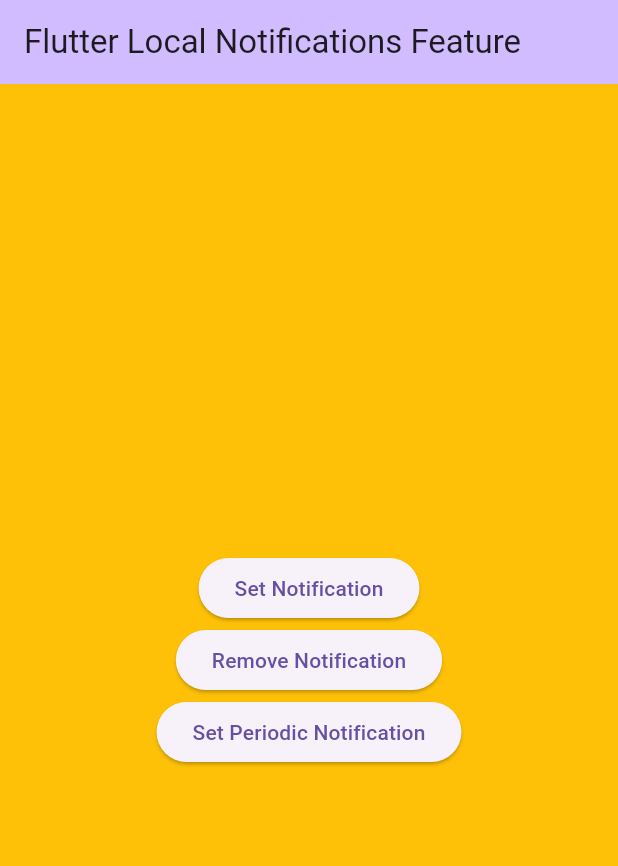
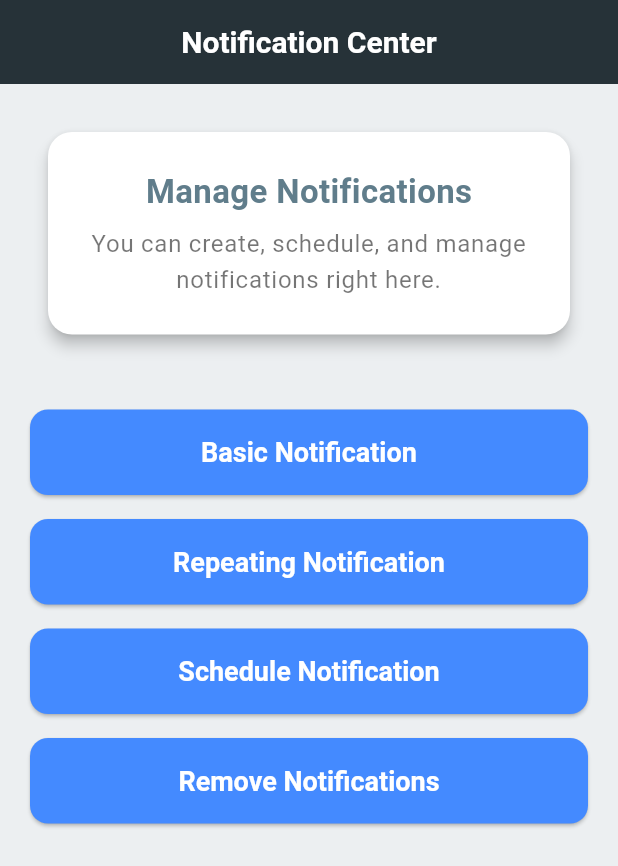
Before and after one commit to mahmoodhamdi/Flutter-Local-Notifications-Integration-Guide, a Flutter app: the screen it shows after launch, on a phone screen of 412 x 824 dp. Shown: the top 866 px of the screen. Run offline on Flutter 3.47's test engine with Material 3 defaults, Android fonts, the phone set to English and light mode, and no system bars; our stand-ins replace flutter_local_notifications, timezone.

```diff
--- a/analysis_options.yaml
+++ b/analysis_options.yaml
@@ -7,6 +7,9 @@
 
 # The following line activates a set of recommended lints for Flutter apps,
 # packages, and plugins designed to encourage good coding practices.
+analyzer:
+  errors:
+    use_build_context_synchronously: ignore
 include: package:flutter_lints/flutter.yaml
 
 linter:
--- /dev/null
+++ b/lib/home_page.dart
@@ -0,0 +1,161 @@
+import 'dart:math';
+
+import 'package:flutter/material.dart';
+import 'package:flutter_local_notifications_feature/helpers/notification_helper.dart';
+import 'package:flutter_local_notifications_feature/helpers/show_snack_bar_helper.dart';
+import 'package:flutter_local_notifications_feature/widgets/notification_button.dart';
+
+class MyHomePage extends StatefulWidget {
+  const MyHomePage({super.key});
+
+  @override
+  State<MyHomePage> createState() => _MyHomePageState();
+}
+
+class _MyHomePageState extends State<MyHomePage> {
+  // Utility method to display a SnackBar with a message
+
+  // Method to handle scheduling a notification with date and time pickers
+  Future<void> _scheduleNotification() async {
+    DateTime? pickedDate = await showDatePicker(
+      context: context,
+      firstDate: DateTime.now(),
+      lastDate: DateTime(DateTime.now().year + 300),
+      initialDate: DateTime.now(),
+    );
+
+    if (pickedDate != null) {
+      TimeOfDay? pickedTime = await showTimePicker(
+        context: context,
+        initialTime: TimeOfDay.now(),
+      );
+
+      if (pickedTime != null) {
+        DateTime scheduledDateTime = DateTime(
+          pickedDate.year,
+          pickedDate.month,
+          pickedDate.day,
+          pickedTime.hour,
+          pickedTime.minute,
+        );
+
+        int secondsUntilNotification =
+            scheduledDateTime.difference(DateTime.now()).inSeconds;
+
+        if (secondsUntilNotification > 0) {
+          NotificationHelper.showScheduleNotification(
+            delay: Duration(seconds: secondsUntilNotification),
+            id: Random().nextInt(4294967),
+            title: "Scheduled Notification",
+            body: "This is a scheduled notification",
+          );
+          showSnackBar(
+              context: context,
+              message: "Notification set for $scheduledDateTime");
+        } else {
+          showSnackBar(
+              context: context,
+              message:
+                  "The selected time is in the past. Please choose a future time.");
+        }
+      } else {
+        showSnackBar(context: context, message: "No time selected.");
+      }
+    } else {
+      showSnackBar(context: context, message: "No date selected.");
+    }
+  }
+
+  @override
+  Widget build(BuildContext context) {
+    return Scaffold(
+      backgroundColor: Colors.blueGrey[50],
+      appBar: AppBar(
+        backgroundColor: Colors.blueGrey[900],
+        title: const Text(
+          'Notification Center',
+          style: TextStyle(fontWeight: FontWeight.bold),
+        ),
+        centerTitle: true,
+        elevation: 0,
+      ),
+      body: SingleChildScrollView(
+        child: Padding(
+          padding: const EdgeInsets.all(20.0),
+          child: Column(
+            mainAxisAlignment: MainAxisAlignment.center,
+            children: [
+              // Header Card
+              Card(
+                color: Colors.white,
+                shape: RoundedRectangleBorder(
+                  borderRadius: BorderRadius.circular(16),
+                ),
+                elevation: 4,
+                child: Padding(
+                  padding: const EdgeInsets.all(24.0),
+                  child: Column(
+                    children: [
+                      const Text(
+                        "Manage Notifications",
+                        style: TextStyle(
+                          fontSize: 22,
+                          fontWeight: FontWeight.bold,
+                          color: Colors.blueGrey,
+                        ),
+                      ),
+                      const SizedBox(height: 8),
+                      Text(
+                        "You can create, schedule, and manage notifications right here.",
+                        textAlign: TextAlign.center,
+                        style: Theme.of(context).textTheme.bodyLarge,
+                      ),
+                    ],
+                  ),
+                ),
+              ),
+              const SizedBox(height: 30),
+              // Notification buttons
+              NotificationButton(
+                label: "Basic Notification",
+                onPressed: () {
+                  NotificationHelper.showBasicNotification(
+                    id: Random().nextInt(429496),
+                    title: "Basic Notification",
+                    body: "This is a basic notification",
+                  );
+                  showSnackBar(
+                      context: context, message: "Basic notification shown");
+                },
+              ),
+              NotificationButton(
+                label: "Repeating Notification",
+                onPressed: () {
+                  NotificationHelper.showRepeatingNotification(
+                    id: Random().nextInt(4294967),
+                    title: "Repeating Notification",
+                    body: "This is a repeating notification",
+                  );
+                  showSnackBar(
+                      context: context, message: "Repeating notification set");
+                },
+              ),
+              NotificationButton(
+                label: "Schedule Notification",
+                onPressed: _scheduleNotification,
+              ),
+              NotificationButton(
+                label: "Remove Notifications",
+                onPressed: () {
+                  NotificationHelper.cancelAllNotifications();
+                  showSnackBar(
+                      context: context, message: "All notifications canceled");
+                },
+              ),
+            ],
+          ),
+        ),
+      ),
+    );
+  }
+}
--- a/lib/main.dart
+++ b/lib/main.dart
@@ -1,6 +1,7 @@
 import 'package:flutter/material.dart';
-import 'package:flutter_local_notifications/flutter_local_notifications.dart';
-import 'package:flutter_local_notifications_feature/notification_helper.dart';
+import 'package:flutter_local_notifications_feature/helpers/notification_helper.dart';
+import 'package:flutter_local_notifications_feature/home_page.dart';
+import 'package:flutter_local_notifications_feature/theme/theme.dart';
 
 void main() async {
   WidgetsFlutterBinding.ensureInitialized();
@@ -13,64 +14,14 @@
 
   @override
   Widget build(BuildContext context) {
-    return const MaterialApp(
+    return MaterialApp(
+      theme: AppThemes.lightTheme, // Apply light theme here
+      darkTheme: AppThemes.darkTheme, // Apply dark theme (optional)
+      themeMode: ThemeMode
+          .system, // Choose ThemeMode.light, ThemeMode.dark, or ThemeMode.system
+
       title: 'Flutter Local Notifications Feature',
-      home: MyHomePage(title: 'Flutter Local Notifications Feature'),
+      home: const MyHomePage(),
     );
   }
 }
-
-class MyHomePage extends StatefulWidget {
-  const MyHomePage({super.key, required this.title});
-  final String title;
-
-  @override
-  State<MyHomePage> createState() => _MyHomePageState();
-}
-
-class _MyHomePageState extends State<MyHomePage> {
-  @override
-  Widget build(BuildContext context) {
-    return Scaffold(
-      backgroundColor: Colors.amber,
-      appBar: AppBar(
-        backgroundColor: Theme.of(context).colorScheme.inversePrimary,
-        title: Text(widget.title),
-      ),
-      body: Center(
-        child: Column(
-          mainAxisAlignment: MainAxisAlignment.center,
-          children: <Widget>[
-            ElevatedButton(
-              onPressed: () {
-                NotificationHelper.scheduleNotification(
-                  title: "Notification",
-                  body: "my app Notification",
-                 seconds: 2,
-                );
-              },
-              child: const Text("Set Notification"),
-            ),
-            ElevatedButton(
-              onPressed: () {
-                NotificationHelper().cancelAllNotifications();
-              },
-              child: const Text("Remove Notification"),
-            ),
-            ElevatedButton(
-              onPressed: () {
-                NotificationHelper.schedulePeriodicNotification(
-                  title: "Periodic Notification",
-                  body: "my app Periodic Notification",
-                  repeatInterval: RepeatInterval.everyMinute,
-
-                );
-              },
-              child: const Text("Set Periodic Notification"),
-            ),
-          ],
-        ),
-      ),
-    );
-  }
-}
--- a/lib/notification_helper.dart
+++ /dev/null
@@ -1,73 +0,0 @@
-import 'package:flutter_local_notifications/flutter_local_notifications.dart';
-import 'package:timezone/data/latest_all.dart' as tz;
-import 'package:timezone/timezone.dart' as tz;
-
-class NotificationHelper {
-  static final _notification = FlutterLocalNotificationsPlugin();
-
-  static init() async {
-    await _notification.initialize(const InitializationSettings(
-      android: AndroidInitializationSettings("@mipmap/ic_launcher"),
-    ));
-    tz.initializeTimeZones();
-  }
-
-  static scheduleNotification(
-      {required String title,
-      required String body,
-      int seconds = 0,
-      int minutes = 0,
-      int hours = 0,
-      int days = 0,
-      int weeks = 0}) async {
-    var androidDetails = const AndroidNotificationDetails(
-      "important_notification",
-      "My Channel",
-      importance: Importance.max,
-      priority: Priority.high,
-    );
-    var notificationDetails = NotificationDetails(android: androidDetails);
-    await _notification.zonedSchedule(
-      0,
-      title,
-      body,
-      tz.TZDateTime.now(tz.local).add(Duration(
-        seconds: seconds +
-          (  minutes * 60) +
-           ( hours * 60 * 60) +
-           ( days * 60 * 60 * 24) +
-           ( weeks * 60 * 60 * 24 * 7),
-      )),
-      notificationDetails,
-      uiLocalNotificationDateInterpretation:
-          UILocalNotificationDateInterpretation.absoluteTime,
-      androidScheduleMode: AndroidScheduleMode.exactAllowWhileIdle,
-    );
-  }
-
-  static schedulePeriodicNotification({
-    required String title,
-    required String body,
-    required RepeatInterval repeatInterval,
-  }) async {
-    var androidDetails = const AndroidNotificationDetails(
-      "important_periodic_notification",
-      "My Periodic Channel",
-      importance: Importance.max,
-      priority: Priority.high,
-    );
-    var notificationDetails = NotificationDetails(android: androidDetails);
-
-    await _notification.periodicallyShow(
-      1,
-      title,
-      body,
-      repeatInterval,
-      notificationDetails,
-    );
-  }
-
-  cancelAllNotifications() {
-    _notification.cancelAll();
-  }
-}
--- /dev/null
+++ b/lib/theme/theme.dart
@@ -0,0 +1,100 @@
+import 'package:flutter/material.dart';
+
+class AppThemes {
+  // Light Theme
+  static final ThemeData lightTheme = ThemeData(
+    brightness: Brightness.light,
+    primaryColor: Colors.blueGrey[900],
+    scaffoldBackgroundColor: Colors.blueGrey[50],
+    appBarTheme: const AppBarTheme(
+      backgroundColor: Color(0xFF263238), // Darker shade of blue-grey
+      centerTitle: true,
+      elevation: 0,
+      titleTextStyle: TextStyle(
+        fontWeight: FontWeight.bold,
+        fontSize: 20,
+        color: Colors.white,
+      ),
+    ),
+    elevatedButtonTheme: ElevatedButtonThemeData(
+      style: ElevatedButton.styleFrom(
+         textStyle: const TextStyle(
+          fontSize: 18,
+          fontWeight: FontWeight.bold,
+        ),
+        padding: const EdgeInsets.symmetric(vertical: 18, horizontal: 24),
+        shape: RoundedRectangleBorder(
+          borderRadius: BorderRadius.circular(12), // Rounded corners
+        ),
+      ),
+    ),
+    textTheme: const TextTheme(
+      headlineLarge: TextStyle(
+        fontSize: 24,
+        fontWeight: FontWeight.bold,
+        color: Colors.black87,
+      ),
+      bodyLarge: TextStyle(
+        fontSize: 16,
+        color: Colors.black54,
+      ),
+    ),
+    cardTheme: CardTheme(
+      elevation: 4,
+      color: Colors.white,
+      shape: RoundedRectangleBorder(
+        borderRadius: BorderRadius.circular(16),
+      ),
+      margin: const EdgeInsets.all(12),
+    ),
+  );
+
+  // Dark Theme (Optional)
+  static final ThemeData darkTheme = ThemeData(
+    brightness: Brightness.dark,
+    primaryColor: Colors.black,
+    scaffoldBackgroundColor: Colors.grey[900],
+    appBarTheme: const AppBarTheme(
+      backgroundColor: Colors.black,
+      centerTitle: true,
+      elevation: 0,
+      titleTextStyle: TextStyle(
+        fontWeight: FontWeight.bold,
+        fontSize: 20,
+        color: Colors.white,
+      ),
+    ),
+    elevatedButtonTheme: ElevatedButtonThemeData(
+      style: ElevatedButton.styleFrom(
+
+        textStyle: const TextStyle(
+          fontSize: 18,
+          fontWeight: FontWeight.bold,
+        ),
+        padding: const EdgeInsets.symmetric(vertical: 18, horizontal: 24),
+        shape: RoundedRectangleBorder(
+          borderRadius: BorderRadius.circular(12),
+        ),
+      ),
+    ),
+    textTheme: const TextTheme(
+      headlineLarge: TextStyle(
+        fontSize: 24,
+        fontWeight: FontWeight.bold,
+        color: Colors.white,
+      ),
+      bodyLarge: TextStyle(
+        fontSize: 16,
+        color: Colors.white70,
+      ),
+    ),
+    cardTheme: CardTheme(
+      elevation: 4,
+      color: Colors.grey[800],
+      shape: RoundedRectangleBorder(
+        borderRadius: BorderRadius.circular(16),
+      ),
+      margin: const EdgeInsets.all(12),
+    ),
+  );
+}
--- /dev/null
+++ b/lib/widgets/notification_button.dart
@@ -0,0 +1,35 @@
+// notification_button.dart
+
+import 'package:flutter/material.dart';
+
+class NotificationButton extends StatelessWidget {
+  final String label;
+  final VoidCallback onPressed;
+
+  const NotificationButton({
+    super.key,
+    required this.label,
+    required this.onPressed,
+  });
+
+  @override
+  Widget build(BuildContext context) {
+    return Container(
+      margin: const EdgeInsets.symmetric(vertical: 8.0),
+      width: double.infinity,
+      child: ElevatedButton(
+        style: ElevatedButton.styleFrom(
+          padding: const EdgeInsets.symmetric(horizontal: 24, vertical: 18),
+          backgroundColor: Colors.blueAccent,
+          foregroundColor: Colors.white,
+          textStyle: const TextStyle(fontSize: 18, fontWeight: FontWeight.bold),
+          shape: RoundedRectangleBorder(
+            borderRadius: BorderRadius.circular(12),
+          ),
+        ),
+        onPressed: onPressed,
+        child: Text(label),
+      ),
+    );
+  }
+}
```
Also changed, not shown: lib/helpers/notification_helper.dart (added, +188 -0 lines), lib/helpers/show_snack_bar_helper.dart (added, +34 -0 lines), lib/widgets/header_card.dart (added, +39 -0 lines), pubspec.lock, 3 other files.
